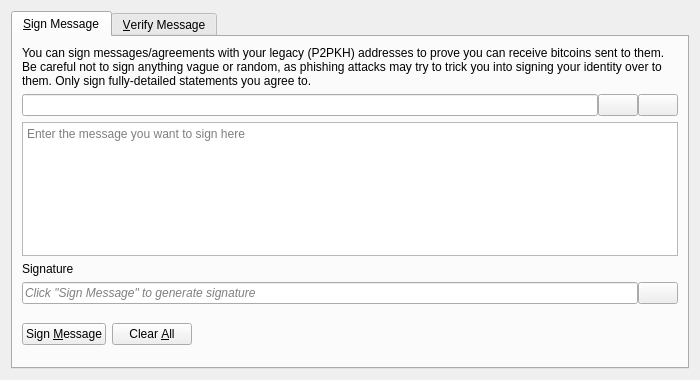
Qt form src/qt/forms/signverifymessagedialog.ui (aixcoin-core/gui) before a commit.
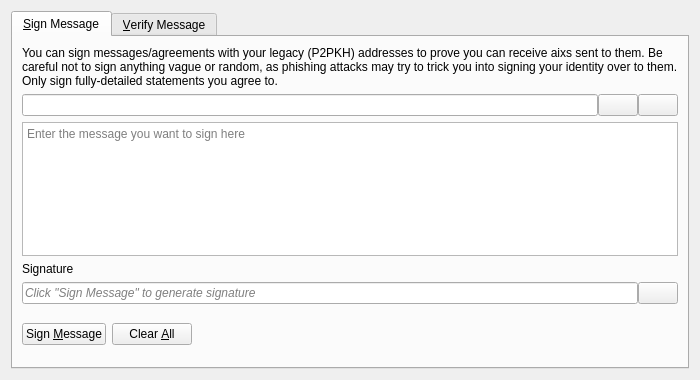
The same form after that commit. Icons and pictures are not drawn. Custom widgets are drawn as their Qt base class.

The edit to the form file:
```diff
--- a/src/qt/forms/signverifymessagedialog.ui
+++ b/src/qt/forms/signverifymessagedialog.ui
@@ -30,7 +30,7 @@
        <item>
         <widget class="QLabel" name="infoLabel_SM">
          <property name="text">
-          <string>You can sign messages/agreements with your legacy (P2PKH) addresses to prove you can receive bitcoins sent to them. Be careful not to sign anything vague or random, as phishing attacks may try to trick you into signing your identity over to them. Only sign fully-detailed statements you agree to.</string>
+          <string>You can sign messages/agreements with your legacy (P2PKH) addresses to prove you can receive aixs sent to them. Be careful not to sign anything vague or random, as phishing attacks may try to trick you into signing your identity over to them. Only sign fully-detailed statements you agree to.</string>
          </property>
          <property name="textFormat">
           <enum>Qt::PlainText</enum>
```
Left out of the diff: 18 changed lines with no effect on the pictures.
